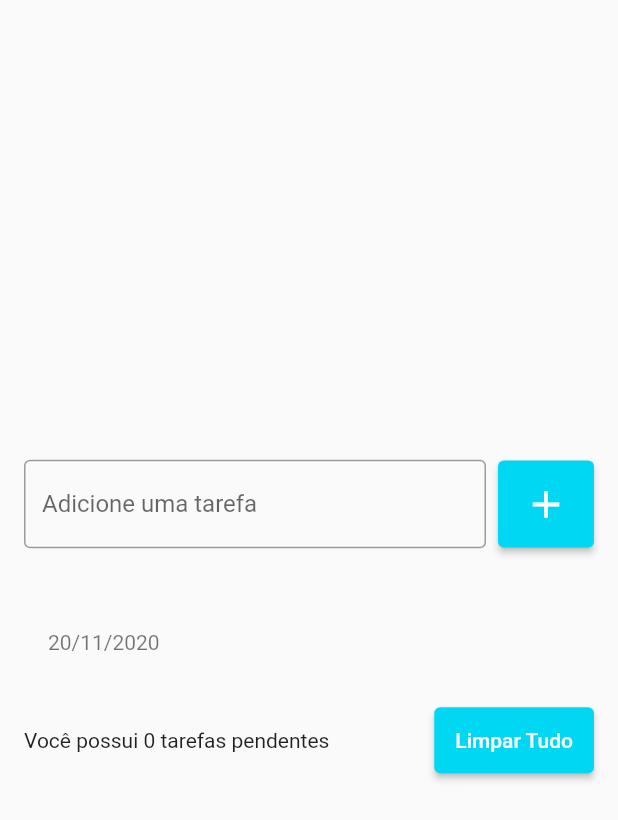
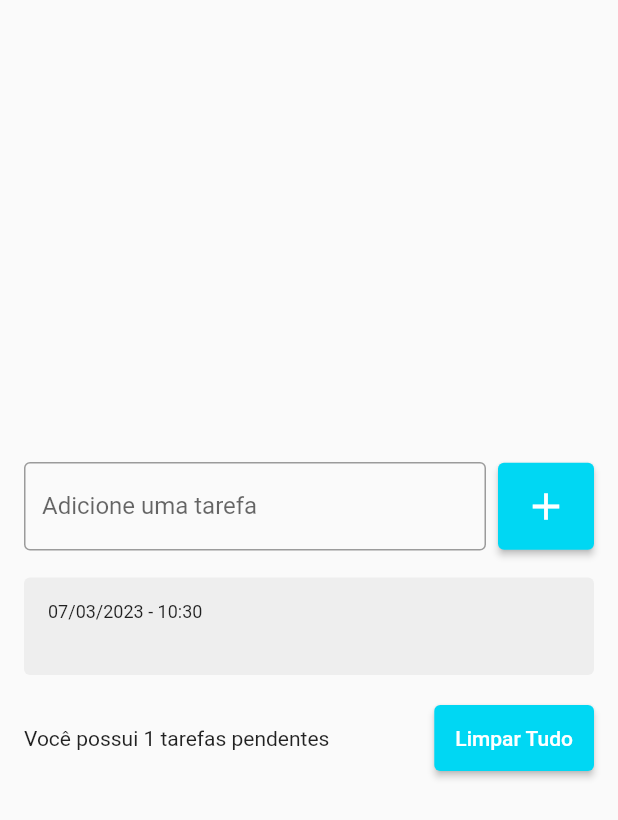
Before and after one commit to RenatoRosaFranco/flutter-todo, a Flutter app: the screen it shows after launch, after a tap on the "add" icon, on a phone screen of 412 x 824 dp. Shown: the top 820 px of the screen. Run offline on Flutter 3.47's test engine with Material 2 defaults, Android fonts, the phone set to English and light mode, and no system bars.

Commit message:
Added todo model, todo_list_item widget and updated todo_list_page

```diff
--- /dev/null
+++ b/lib/models/todo.dart
@@ -0,0 +1,8 @@
+// frozen_string_literal: true
+
+class Todo {
+  Todo({required this.title, required this.datetime});
+
+  String title;
+  DateTime datetime;
+}
--- /dev/null
+++ b/lib/pages/todo_list_item.dart
@@ -0,0 +1,40 @@
+// frozen_string_literal: true
+
+import 'package:flutter/material.dart';
+import 'package:intl/intl.dart';
+import 'package:untitled2/models/todo.dart';
+
+class TodoListItem extends StatelessWidget {
+  const TodoListItem({Key? key, required this.todo}) : super(key: key);
+
+  final Todo todo;
+
+  @override
+  Widget build(BuildContext context) {
+    return Container(
+      margin: const EdgeInsets.symmetric(vertical: 2),
+      decoration: BoxDecoration(
+        borderRadius: BorderRadius.circular(4),
+        color: Colors.grey[200]
+      ),
+      padding: const EdgeInsets.all(16),
+      child: Column(
+        crossAxisAlignment: CrossAxisAlignment.start,
+          children: <Widget>[
+            Text(
+              DateFormat('dd/MM/yyyy - HH:mm').format(todo.datetime),
+              style: const TextStyle(
+                fontSize: 12
+              ),
+            ),
+            Text(
+                todo.title,
+                style: const TextStyle(
+                  fontSize: 16,
+                  fontWeight: FontWeight.w600
+            )),
+          ]
+        ),
+      );
+  }
+}
--- a/lib/pages/todo_list_page.dart
+++ b/lib/pages/todo_list_page.dart
@@ -1,6 +1,8 @@
 // frozen_string_literal: true
 
 import 'package:flutter/material.dart';
+import 'package:untitled2/pages/todo_list_item.dart';
+import 'package:untitled2/models/todo.dart';
 
 class TodoListPage extends StatefulWidget {
   TodoListPage({Key? key}) : super(key: key);
@@ -10,16 +12,17 @@ class TodoListPage extends StatefulWidget {
 }
 
 class _TodoListPageState extends State<TodoListPage> {
-  List<String> todos = [];
+  List<Todo> todos = [];
 
   final TextEditingController taskController = TextEditingController();
 
   @override
   Widget build(BuildContext context) {
-    return Scaffold(
+    return SafeArea(
+      child: Scaffold(
         body: Center(
           child: Padding(
-          padding: const EdgeInsets.symmetric(horizontal: 16),
+            padding: const EdgeInsets.all(16),
             child: Column(
               mainAxisSize: MainAxisSize.min,
               children: [
@@ -38,17 +41,20 @@ class _TodoListPageState extends State<TodoListPage> {
                     const SizedBox(width: 8),
                     ElevatedButton(
                       onPressed: () {
-                      String task = taskController.text;
+                        String text = taskController.text;
+
                         setState(() {
-                        todos.add(task);
+                          Todo newTodo =
+                              Todo(title: text, datetime: DateTime.now());
+
+                          todos.add(newTodo);
                         });
 
                         taskController.clear();
                       },
                       style: ElevatedButton.styleFrom(
                           primary: const Color(0xff00d7f3),
-                      padding: const EdgeInsets.all(14)
-                    ),
+                          padding: const EdgeInsets.all(14)),
                       child: const Icon(
                         Icons.add,
                         color: Colors.white,
@@ -59,36 +65,25 @@ class _TodoListPageState extends State<TodoListPage> {
                 ),
                 const SizedBox(height: 16),
                 Flexible(
-
                   child: ListView(
                     shrinkWrap: true,
                     children: [
-                    for(String todo in todos)
-                      ListTile(
-                        title: Text(todo),
-                        subtitle: const Text('20/11/2020'),
-                        onTap: () {
-                          print('Tarefa 1');
-                        },
-                    ),
+                      for (Todo todo in todos) TodoListItem(todo: todo)
                     ],
                   ),
                 ),
                 const SizedBox(height: 16),
                 Row(
                   children: [
-                  const Expanded(
+                    Expanded(
                         child: Text(
-                          'Você possui 0 tarefas pendentes'
-                      )
-                  ),
+                            'Você possui ${todos.length} tarefas pendentes')),
                     const SizedBox(width: 8),
                     ElevatedButton(
-                      onPressed: () { },
+                      onPressed: () {},
                       style: ElevatedButton.styleFrom(
                           primary: const Color(0xff00d7f3),
-                      padding: const EdgeInsets.all(14)
-                    ),
+                          padding: const EdgeInsets.all(14)),
                       child: const Text('Limpar Tudo'),
                     )
                   ],
@@ -97,6 +92,7 @@ class _TodoListPageState extends State<TodoListPage> {
             ),
           ),
         ),
+      ),
     );
   }
 }
--- a/pubspec.yaml
+++ b/pubspec.yaml
@@ -36,6 +36,7 @@ dependencies:
   # The following adds the Cupertino Icons font to your application.
   # Use with the CupertinoIcons class for iOS style icons.
   cupertino_icons: ^1.0.2
+  intl:
 
 dev_dependencies:
   flutter_test:
```
Also changed, not shown: pubspec.lock. Lines whose indentation alone changed are shown as unchanged.
